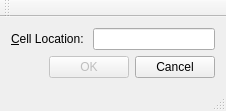
starrynights89/Qt-C-practice-, file Chapter 2/gotocell/gotocelldialog.ui: the form before one commit.
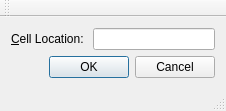
The form after the commit.

```diff
--- a/Chapter 2/gotocell/gotocelldialog.ui
+++ b/Chapter 2/gotocell/gotocelldialog.ui
@@ -33,41 +33,11 @@
      </layout>
     </item>
     <item>
-     <layout class="QHBoxLayout" name="horizontalLayout_2">
-      <item>
-       <spacer name="horizontalSpacer">
-        <property name="orientation">
-         <enum>Qt::Horizontal</enum>
-        </property>
-        <property name="sizeHint" stdset="0">
-         <size>
-          <width>40</width>
-          <height>20</height>
-         </size>
-        </property>
-       </spacer>
-      </item>
-      <item>
-       <widget class="QPushButton" name="okButton">
-        <property name="enabled">
-         <bool>false</bool>
-        </property>
-        <property name="text">
-         <string>OK</string>
-        </property>
-        <property name="default">
-         <bool>true</bool>
-        </property>
-       </widget>
-      </item>
-      <item>
-       <widget class="QPushButton" name="cancelButton">
-        <property name="text">
-         <string>Cancel</string>
-        </property>
-       </widget>
-      </item>
-     </layout>
+     <widget class="QDialogButtonBox" name="buttonBox">
+      <property name="standardButtons">
+       <set>QDialogButtonBox::Cancel|QDialogButtonBox::Ok</set>
+      </property>
+     </widget>
     </item>
    </layout>
   </widget>
```
Left out of the diff: 2 changed lines with no effect on the pictures.
